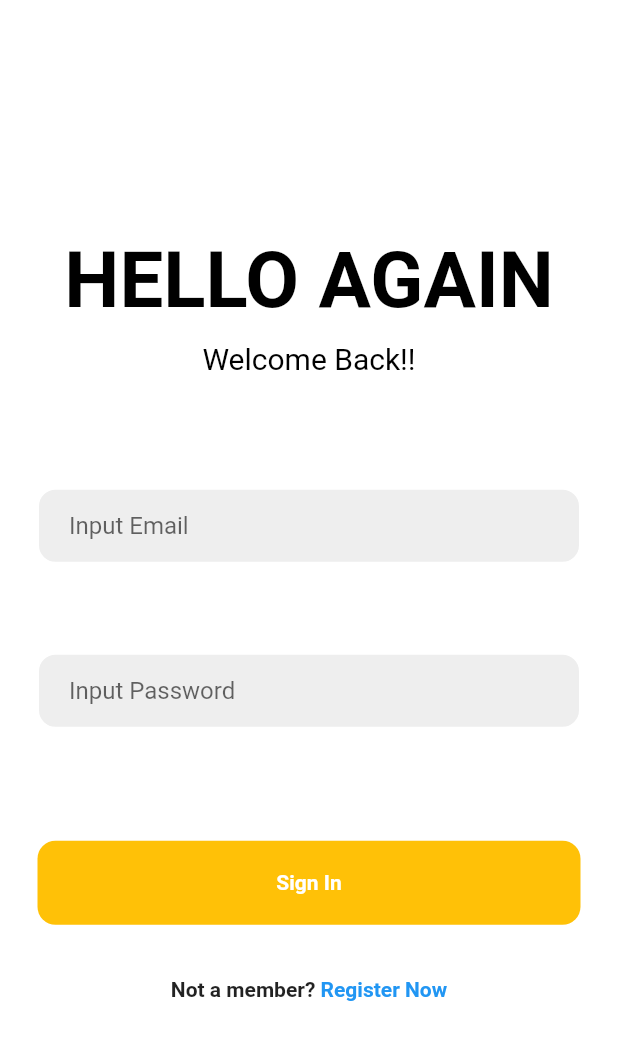
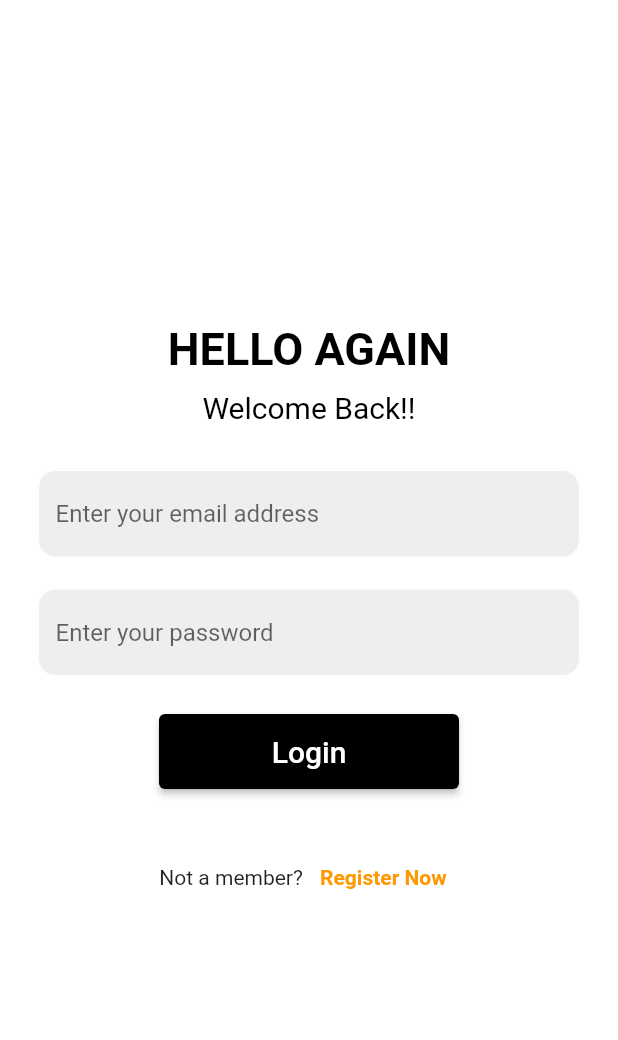
Before and after one commit to Jasm1nPtr/clothing-store, a Flutter app: the screen it shows after launch, after a tap on "Log In", on a phone screen of 412 x 824 dp. Shown: the top 1040 px of the screen. Run offline on Flutter 3.47's test engine with Material 2 defaults, Android fonts, the phone set to English and light mode, and no system bars; our stand-ins replace firebase_auth, firebase_core, font_awesome_flutter, get, image_picker, webview_flutter; accounts and stored records are empty; network calls fail.

Commit message:
menambahkan RxBool isLoggedIn = false.obs; mengubah textfield dan password field, juga verifikasi firebase mengubah tampilan di register menambahkan LOGIN di routes

```diff
--- a/lib/app/modules/register/controllers/AuthController.dart
+++ b/lib/app/modules/register/controllers/AuthController.dart
@@ -11,6 +11,7 @@ class AuthController extends GetxController {
   final FirebaseAuth _auth = FirebaseAuth.instance;
 
   RxBool isLoading = false.obs;
+  RxBool isLoggedIn = false.obs;
 
   Future<void> registerUser(String email, String password) async {
     try {
@@ -38,6 +39,9 @@ class AuthController extends GetxController {
         email: email,
         password: password,
       );
+
+      isLoggedIn.value = true;
+
       Get.snackbar('Success', 'Login successful',
         backgroundColor: Colors.green);
       } catch (error) {
--- a/lib/app/modules/register/views/login_view.dart
+++ b/lib/app/modules/register/views/login_view.dart
@@ -1,17 +1,28 @@
+
 import 'package:flutter/material.dart';
+import 'package:get/get.dart';
+import '../../../routes/app_pages.dart';
+import '../controllers/AuthController.dart';
 
 class LoginView extends StatefulWidget {
  LoginView({Key? key}) : super(key: key);
 
   @override
-  State <LoginView> createState() => _LoginVIewState();
+  State <LoginView> createState() => _LoginViewState();
 }
 
-class _LoginVIewState extends State<LoginView> {
+class _LoginViewState extends State<LoginView> {
 
-  // text controller
-  final _emailController = TextEditingController();
-  final _passwordController = TextEditingController();
+  final AuthController _authController = Get.put(AuthController());
+  final TextEditingController _emailController = TextEditingController();
+  final TextEditingController _passwordController = TextEditingController();
+
+  @override
+  void dispose(){
+    _emailController.dispose();
+    _passwordController.dispose();
+    super.dispose();
+  }
 
   @override
   Widget build(BuildContext context) {
@@ -28,7 +39,7 @@ class _LoginVIewState extends State<LoginView> {
                 Text(
                   'HELLO AGAIN',
                   style: TextStyle(
-                    fontSize: 52,
+                    fontSize: 30,
                     fontWeight: FontWeight.bold,
                     fontFamily: 'Roboto',
                     color: Colors.black
@@ -43,72 +54,87 @@ class _LoginVIewState extends State<LoginView> {
                     color: Colors.black
                   ),
                 ),
-                SizedBox(height: 50),
+                SizedBox(height: 30),
 
                 // EMAIL TEXFIELD
                 Padding(
-                  padding:EdgeInsets.all(25.0),
-                  child: Container(
-                    decoration: BoxDecoration(
-                      color: Colors.grey[200],
-                      border: Border.all(color: Colors.white),
-                      borderRadius: BorderRadius.circular(12),
-                    ),
-                    child: Padding(
-                      padding: const EdgeInsets.only(left: 20.0),
+                padding: EdgeInsets.symmetric(horizontal: 25.0),
                 child: TextField(
                   controller: _emailController,
                   decoration: InputDecoration(
-                          border: InputBorder.none,
-                          hintText: 'Input Email',
-                        )
+                    enabledBorder: OutlineInputBorder(
+                      borderSide: BorderSide(color: Colors.white),
+                      borderRadius: BorderRadius.circular(12,)
+                    ),
+                    focusedBorder: OutlineInputBorder(
+                      borderSide: BorderSide(color: Colors.orange),
+                      borderRadius: BorderRadius.circular(12)
+                    ),
+                    hintText: 'Enter your email address',
+                    fillColor: Colors.grey[200],
+                    filled: true
                   ),
                 ),
               ),
-                ),
-                SizedBox(height: 10),
+              SizedBox(height: 20),
 
                 //PASSWORD TEXTFIELD
               Padding(
-                  padding:EdgeInsets.all(25.0),
-                  child: Container(
-                    decoration: BoxDecoration(
-                      color: Colors.grey[200],
-                      border: Border.all(color: Colors.white),
-                      borderRadius: BorderRadius.circular(12),
-                    ),
-                    child: Padding(
-                      padding: const EdgeInsets.only(left: 20.0),
+              padding: EdgeInsets.symmetric(horizontal: 25.0),
               child: TextField(
                 controller: _passwordController,
                   obscureText: true,
                   decoration: InputDecoration(
-                          border: InputBorder.none,
-                          hintText: 'Input Password',
-                        )
+                    enabledBorder: OutlineInputBorder(
+                      borderSide: BorderSide(color: Colors.white),
+                      borderRadius: BorderRadius.circular(12,)
+                    ),
+                    focusedBorder: OutlineInputBorder(
+                      borderSide: BorderSide(color: Colors.orange),
+                      borderRadius: BorderRadius.circular(12)
+                    ),
+                    hintText: 'Enter your password',
+                    fillColor: Colors.grey[200],
+                    filled: true
                   ),
                 ),
               ),
-                ),
-                SizedBox(height: 25),
 
                 // SIGN IN BUTTON
                 Padding(
-                  padding: const EdgeInsets.all(25.0),
+                  padding: EdgeInsets.all(25.0),
                   child: Container(
-                    padding: EdgeInsets.all(20),
-                    decoration: BoxDecoration(
-                      color: Colors.amber,
-                      borderRadius: BorderRadius.circular(12)
+                    child : Obx (() {
+                      return ElevatedButton(
+                        onPressed: _authController.isLoading.value
+                          ? null
+                          : () {
+                          // Memanggil fungsi login
+                            _authController.loginUser(
+                            _emailController.text,
+                            _passwordController.text,
+                          );
+
+                          // Memeriksa apakah login berhasil
+                          if (_authController.isLoggedIn.value) {
+                          // Jika berhasil, arahkan ke halaman Homepage
+                          Get.offNamed(Routes.HOMEPAGE);
+                          }
+                        },
+                        style: ButtonStyle(
+                          backgroundColor: MaterialStateProperty.all<Color>(Colors.black),
+                          minimumSize: MaterialStateProperty.all<Size>(Size(200.0, 50.0)),
                         ),
-                      child: Center(
-                        child: Text(
-                          'Sign In',
+                      child: _authController.isLoading.value
+                        ? CircularProgressIndicator()
+                      : Text(
+                        'Login',
                         style: TextStyle(
-                            color: Colors.white,
-                            fontWeight: FontWeight.bold,
+                          fontSize: 20
                         ),
                       ),
+                    );
+                  }
                 ),
               ),
             ),
@@ -118,17 +144,17 @@ class _LoginVIewState extends State<LoginView> {
                 Row(
                   mainAxisAlignment: MainAxisAlignment.center,
                   children: [
-                    Text(
-                      'Not a member?',
+                    Text('Not a member?'),
+                      TextButton(
+                      onPressed: () {
+                      Get.offNamed(Routes.REGISTER);
+                    },
+                    child: Text(
+                      ' Register Now',
                       style: TextStyle(
+                        color: Colors.orange,
                         fontWeight: FontWeight.bold
                       ),
-                    ),
-                    Text(
-                      ' Register Now',
-                      style: TextStyle(
-                        color: Colors.blue,
-                        fontWeight: FontWeight.bold
                     ),
                   ),
                   ],
--- a/lib/app/modules/register/views/register_view.dart
+++ b/lib/app/modules/register/views/register_view.dart
@@ -100,21 +100,6 @@ super.dispose();
                 ),
               ),
               SizedBox(height: 20),
-
-                // Container(
-                //         alignment: Alignment.centerRight,
-                //         margin: const EdgeInsets.only(top: 10),
-                //         child: const Text(
-                //           'Forgot Password?',
-                //           style: TextStyle(
-                //             fontSize: 16.0,
-                //             fontFamily: 'Roboto',
-                //             color: Color.fromARGB(255, 84, 81, 81),
-                //           ),
-                //         ),
-                //       ),
-                //     SizedBox(height: 19.0),
-
               Center(
                 child: Padding(
                   padding:EdgeInsets.symmetric(horizontal: 20.0),
@@ -228,7 +213,7 @@ super.dispose();
                   Text('Already Have An Account?'),
                   TextButton(
                     onPressed: () {
-                    Get.toNamed(Routes.LOGIN);
+                    Get.offNamed(Routes.LOGIN);
                   },
                     child: Text(
                       'Log In',
--- a/lib/app/routes/app_pages.dart
+++ b/lib/app/routes/app_pages.dart
@@ -1,5 +1,4 @@
 
-import 'package:clothing_store_app/app/modules/register/views/login_view.dart';
 import 'package:get/get.dart';
 import '../modules/product_api/views/product.dart';
 import '../modules/register/bindings/login_binding.dart';
```
Lines whose indentation alone changed are shown as unchanged.
